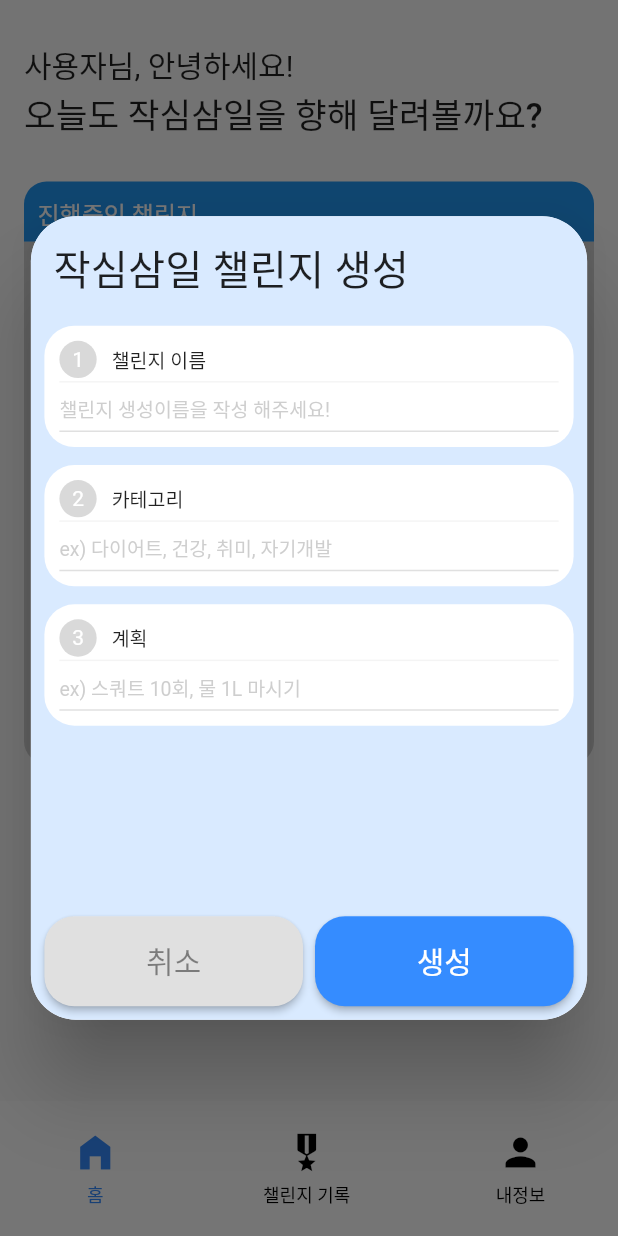
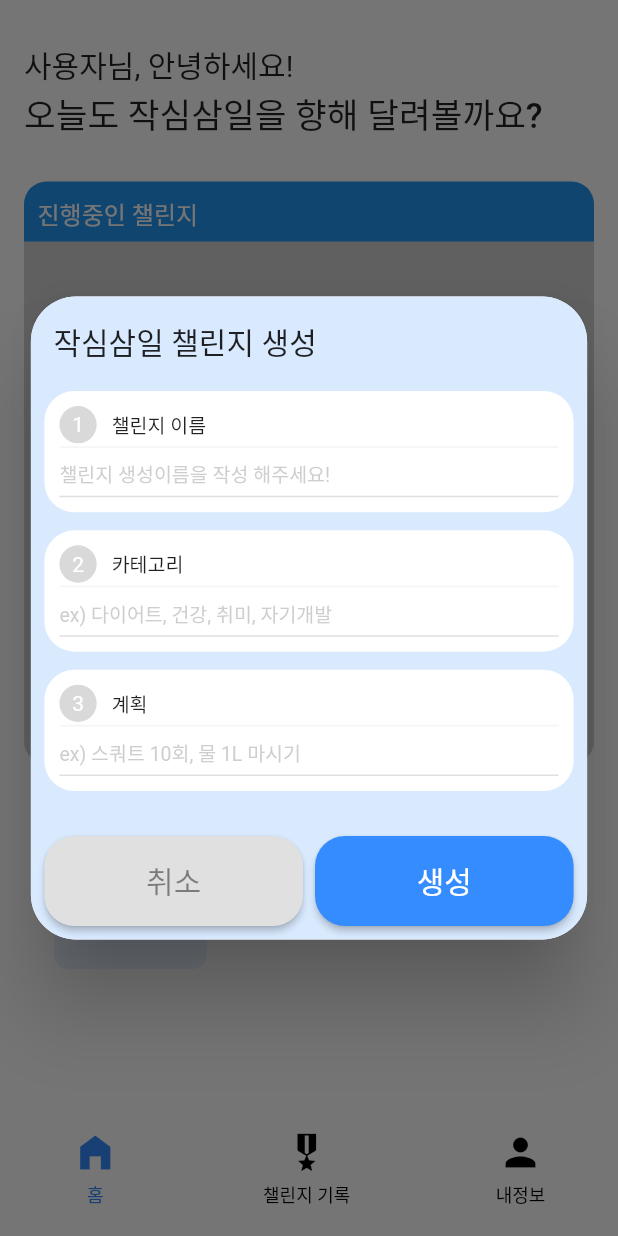
Before and after one commit to koss-winter-team2/frontend, a Flutter app: the screen it shows after launch, after a tap on the "add" icon, on a phone screen of 412 x 824 dp. Run offline on Flutter 3.47's test engine with Material 3 defaults, Android fonts, the light colour scheme and no system bars; our stand-ins replace image_picker, logger, stroke_text; Roboto replaces fonts that are missing (Pretendard); project files that could hold a hidden picture were left out.

Commit message:
[FIX] 다이얼로그 픽셀 오버플로우 수정

```diff
--- a/lib/screens/certification_screen.dart
+++ b/lib/screens/certification_screen.dart
@@ -8,10 +8,10 @@ class CertificationScreen extends StatefulWidget {
   const CertificationScreen({super.key});
 
   @override
-  State<CertificationScreen> createState() => _CertificationScreen1State();
+  State<CertificationScreen> createState() => _CertificationScreenState();
 }
 
-class _CertificationScreen1State extends State<CertificationScreen> {
+class _CertificationScreenState extends State<CertificationScreen> {
   ChallengeState state = const ChallengeState(
     photoCount: 0,
   );
--- a/lib/screens/home_screen.dart
+++ b/lib/screens/home_screen.dart
@@ -1,4 +1,6 @@
 import 'package:flutter/material.dart';
+
+import 'certification_screen.dart';
 
 class HomeScreen extends StatefulWidget {
   const HomeScreen({super.key});
@@ -36,24 +38,26 @@ class _HomeScreenState extends State<HomeScreen> {
     });
     showDialog(
       context: context,
-      builder: (context) {
-        return Dialog(
+      builder: (dialogContext) {
+        return Center(
+          child: SingleChildScrollView(
+            child: Dialog(
               insetPadding: const EdgeInsets.all(20),
               shape: RoundedRectangleBorder(
                 borderRadius: BorderRadius.circular(30),
               ),
               child: Form(
+                key: _globalKey,
                 autovalidateMode: _autovalidateMode,
-            key: _globalKey,
                 child: Container(
+                  width: MediaQuery.of(context).size.width * 0.9,
+                  padding: const EdgeInsets.all(9),
                   decoration: BoxDecoration(
                     color: const Color(0xFFD9EAFF),
                     borderRadius: BorderRadius.circular(30),
                   ),
-              width: MediaQuery.of(context).size.width * 0.9,
-              height: MediaQuery.of(context).size.height * 0.65,
-              padding: const EdgeInsets.all(9),
                   child: Column(
+                    mainAxisSize: MainAxisSize.min,
                     crossAxisAlignment: CrossAxisAlignment.start,
                     children: [
                       const Padding(
@@ -62,23 +66,18 @@ class _HomeScreenState extends State<HomeScreen> {
                           '작심삼일 챌린지 생성',
                           style: TextStyle(
                             fontFamily: 'Pretendard',
-                        fontSize: 27,
+                            fontSize: 20,
                             fontWeight: FontWeight.w500,
                           ),
                         ),
                       ),
                       const SizedBox(height: 12),
-                  Expanded(
-                    child: SingleChildScrollView(
-                      child: Column(
-                        children: [
                       _buildInputSection(
                         editingController: _challengeNameEditingController,
                         title: '챌린지 이름',
                         hint: '챌린지 생성이름을 작성 해주세요!',
                         number: '1',
                       ),
-
                       const SizedBox(height: 12),
                       _buildInputSection(
                         editingController: _challengeGoalController,
@@ -93,11 +92,7 @@ class _HomeScreenState extends State<HomeScreen> {
                         hint: 'ex) 스쿼트 10회, 물 1L 마시기',
                         number: '3',
                       ),
-                        ],
-                      ),
-                    ),
-                  ),
-                  const SizedBox(height: 16),
+                      const SizedBox(height: 30),
                       Row(
                         children: [
                           Expanded(
@@ -135,7 +130,12 @@ class _HomeScreenState extends State<HomeScreen> {
                                   _autovalidateMode = AutovalidateMode.always;
                                   _isEnavled = false;
                                 });
-                                  Navigator.pop(context);
+                                Navigator.push(
+                                  context,
+                                  MaterialPageRoute(
+                                    builder: (_) => const CertificationScreen(),
+                                  ),
+                                );
                               }
                                   : null,
                               style: ElevatedButton.styleFrom(
@@ -158,6 +158,8 @@ class _HomeScreenState extends State<HomeScreen> {
                         ],
                       ),
                     ],
+                  ),
+                ),
               ),
             ),
           ),
@@ -229,7 +231,8 @@ class _HomeScreenState extends State<HomeScreen> {
 
   @override
   Widget build(BuildContext context) {
-    return Material(
+    return Scaffold(
+      body: SingleChildScrollView(
         child: SafeArea(
           child: Padding(
             padding: const EdgeInsets.symmetric(horizontal: 16),
@@ -344,6 +347,7 @@ class _HomeScreenState extends State<HomeScreen> {
             ),
           ),
         ),
+      ),
     );
   }
 }
--- a/lib/screens/intro_screen.dart
+++ b/lib/screens/intro_screen.dart
@@ -1,7 +1,6 @@
 import 'package:flutter/material.dart';
 import 'package:stroke_text/stroke_text.dart';
 
-import 'home_screen.dart';
 import 'main_screen.dart';
 
 class IntroScreen extends StatefulWidget {
@@ -19,7 +18,9 @@ class _IntroScreenState extends State<IntroScreen> {
     Future.delayed(const Duration(seconds: 2), () {
       Navigator.pushReplacement(
         context,
-        MaterialPageRoute(builder: (context) => const MainScreen()),
+        MaterialPageRoute(
+            builder: (context) => const MainScreen()
+        ),
       );
     });
   }
--- a/lib/screens/profile_screen.dart
+++ b/lib/screens/profile_screen.dart
@@ -10,8 +10,8 @@ class ProfileScreen extends StatefulWidget {
 class _ProfileScreenState extends State<ProfileScreen> {
   @override
   Widget build(BuildContext context) {
-    return Material(
-      child: SafeArea(
+    return Scaffold(
+      body: SafeArea(
         child: Column(
           crossAxisAlignment: CrossAxisAlignment.start,
           children: [
--- a/lib/screens/record_screen.dart
+++ b/lib/screens/record_screen.dart
@@ -22,8 +22,8 @@ class RecordScreen extends StatefulWidget {
 class _RecordScreenState extends State<RecordScreen> {
   @override
   Widget build(BuildContext context) {
-    return Material(
-      child: Stack(
+    return Scaffold(
+      body: Stack(
           children: [
             Padding(
               padding: const EdgeInsets.all(20),
```
Lines whose indentation alone changed are shown as unchanged.
